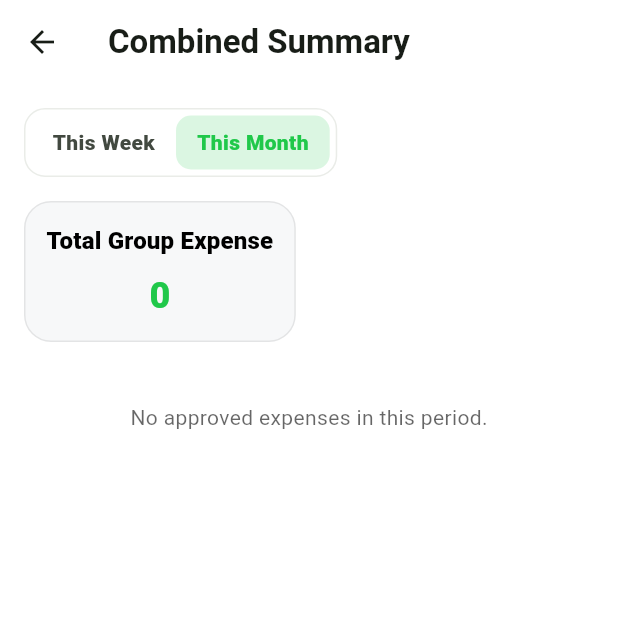
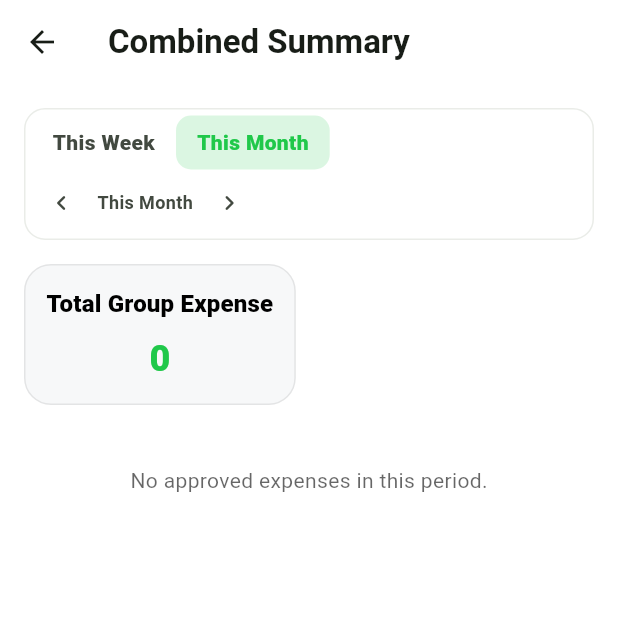
Before and after one commit to jam172002/splitnest, a Flutter app: the GroupCombinedScreen screen opened directly with empty values, on a phone screen of 412 x 824 dp, the top half of it. Run offline on Flutter 3.47's test engine with Material 3 defaults, Android fonts, the phone set to English and light mode, and no system bars; our stand-ins replace app_links, cloud_firestore, firebase_auth, firebase_core, firebase_messaging, fl_chart and 5 more; missing offline and left inert: mobile_scanner; accounts and stored records are empty.

Commit message:
feat: enhance `PeriodSelector` with historical range navigation and date picking
This update transforms the `PeriodSelector` from a simple current-period toggle into a flexible date range navigator, allowing users to browse transaction metrics for any past or future week or month.

**Period Selector Enhancements:**
- **Navigation Controls:** Added previous/next chevron buttons to shift the active period (week or month) by one unit.
- **Arbitrary Date Selection:** The period label is now tappable, opening a native date picker to jump to any specific week or month.
- **Dynamic Labeling:** Implemented `periodLabel` logic to show "This Week/Month" for current periods and formatted date ranges (e.g., "Aug 3 – Aug 9, 2026") for historical data.
- **Anchor-Based Logic:** Refactored `rangeForPeriod` to support an optional anchor date, ensuring consistent boundary calculations across the app.
- **Extended Callbacks:** Added `onLabelChanged` to notify parent screens of the human-readable period string.

**Dashboard & Home Screen Integration:**
- **State Management:** Updated `PersonalHomeScreen` and `GroupDashboardScreen` to track custom date ranges (`_range`) and labels (`_periodLabel`) rather than defaulting to current periods.
- **Real-time Filtering:** Integrated the new `PeriodSelector` callbacks to dynamically recalculate net balances and spending totals based on the navigated period.
- **UI Consistency:** Standardized the display of period-specific metrics across both personal and group views using the new dynamic labels.

**Technical Refinements:**
- **Utility Logic:** Added `_isSameWeek` helper to accurately identify the current calendar week.
- **Formatting:** Integrated `intl` for localized month and date range formatting.
- **UX:** Improved visual density and layout of the `PeriodSelector` to accommodate navigation controls within a compact `Column`.

```diff
--- a/lib/presentation/widgets/period_selector.dart
+++ b/lib/presentation/widgets/period_selector.dart
@@ -1,4 +1,5 @@
 import 'package:flutter/material.dart';
+import 'package:intl/intl.dart';
 
 enum PeriodType { week, month }
 
@@ -12,8 +13,10 @@ class DateRange {
   bool contains(DateTime d) => !d.isBefore(start) && d.isBefore(end);
 }
 
-/// Resolves the current week/month range so every screen that needs
-/// "this week" / "this month" agrees on the same boundaries.
+/// Resolves the week/month range containing [now] (defaults to today) so
+/// every screen that needs "this week" / "this month" — or an arbitrary
+/// past/future week or month, by passing a different anchor — agrees on
+/// the same boundaries.
 DateRange rangeForPeriod(PeriodType type, {DateTime? now}) {
   final today = now ?? DateTime.now();
   if (type == PeriodType.week) {
@@ -27,23 +30,52 @@ DateRange rangeForPeriod(PeriodType type, {DateTime? now}) {
   return DateRange(start, end);
 }
 
-/// Segmented Week/Month control. Defaults to the current period and
-/// reports the resolved [DateRange] via [onChanged] (including once,
+bool _isSameWeek(DateTime a, DateTime b) =>
+    rangeForPeriod(PeriodType.week, now: a).start ==
+    rangeForPeriod(PeriodType.week, now: b).start;
+
+/// Human-readable label for the period of [type] containing [anchor] —
+/// "This Week"/"This Month" when it's the current one, otherwise the
+/// actual date range/month so users can tell which past or future period
+/// they've navigated to.
+String periodLabel(PeriodType type, DateTime anchor) {
+  final now = DateTime.now();
+  if (type == PeriodType.month) {
+    if (anchor.year == now.year && anchor.month == now.month) return 'This Month';
+    return DateFormat('MMMM yyyy').format(anchor);
+  }
+  if (_isSameWeek(anchor, now)) return 'This Week';
+  final range = rangeForPeriod(PeriodType.week, now: anchor);
+  final start = range.start;
+  final end = range.end.subtract(const Duration(days: 1));
+  final startFmt = DateFormat(start.year == end.year ? 'MMM d' : 'MMM d, yyyy').format(start);
+  final endFmt = DateFormat('MMM d, yyyy').format(end);
+  return '$startFmt – $endFmt';
+}
+
+/// Week/Month period picker: "This Week"/"This Month" stay as one-tap
+/// quick options, plus prev/next arrows and a tappable label (opens a date
+/// picker) so any past or future week or month can be selected too.
+/// Reports the resolved [DateRange] via [onChanged] (including once,
 /// immediately after the first frame).
 class PeriodSelector extends StatefulWidget {
   final PeriodType initial;
   final ValueChanged<DateRange> onChanged;
 
-  /// Optional: fires alongside [onChanged] with the raw period type,
-  /// for callers that need to relabel UI (e.g. "This Week" vs "This Month")
-  /// rather than just filter by the resolved date range.
+  /// Optional: fires alongside [onChanged] with the raw period type.
   final ValueChanged<PeriodType>? onTypeChanged;
+
+  /// Optional: fires alongside [onChanged] with a ready-made label
+  /// ("This Week", "Aug 3 – Aug 9, 2026", "This Month", "August 2026", …)
+  /// so callers don't have to duplicate the current-period logic.
+  final ValueChanged<String>? onLabelChanged;
 
   const PeriodSelector({
     super.key,
     this.initial = PeriodType.month,
     required this.onChanged,
     this.onTypeChanged,
+    this.onLabelChanged,
   });
 
   @override
@@ -52,23 +84,54 @@ class PeriodSelector extends StatefulWidget {
 
 class _PeriodSelectorState extends State<PeriodSelector> {
   late PeriodType _type;
+  late DateTime _anchor;
 
   @override
   void initState() {
     super.initState();
     _type = widget.initial;
+    _anchor = DateTime.now();
     WidgetsBinding.instance.addPostFrameCallback((_) {
-      if (!mounted) return;
-      widget.onChanged(rangeForPeriod(_type));
-      widget.onTypeChanged?.call(_type);
+      if (mounted) _fire();
     });
   }
 
-  void _select(PeriodType t) {
-    if (t == _type) return;
-    setState(() => _type = t);
-    widget.onChanged(rangeForPeriod(t));
-    widget.onTypeChanged?.call(t);
+  void _fire() {
+    widget.onChanged(rangeForPeriod(_type, now: _anchor));
+    widget.onTypeChanged?.call(_type);
+    widget.onLabelChanged?.call(periodLabel(_type, _anchor));
+  }
+
+  // "This Week" / "This Month" quick options: always jump back to the
+  // current period of that type.
+  void _selectQuick(PeriodType t) {
+    setState(() {
+      _type = t;
+      _anchor = DateTime.now();
+    });
+    _fire();
+  }
+
+  void _shift(int delta) {
+    setState(() {
+      _anchor = _type == PeriodType.week
+          ? _anchor.add(Duration(days: 7 * delta))
+          : DateTime(_anchor.year, _anchor.month + delta, 1);
+    });
+    _fire();
+  }
+
+  Future<void> _pickDate() async {
+    final picked = await showDatePicker(
+      context: context,
+      initialDate: _anchor,
+      firstDate: DateTime(2015),
+      lastDate: DateTime.now().add(const Duration(days: 365 * 3)),
+      helpText: _type == PeriodType.week ? 'Pick any day in the week' : 'Pick any day in the month',
+    );
+    if (picked == null) return;
+    setState(() => _anchor = picked);
+    _fire();
   }
 
   @override
@@ -80,11 +143,53 @@ class _PeriodSelectorState extends State<PeriodSelector> {
         borderRadius: BorderRadius.circular(14),
         border: Border.all(color: cs.outlineVariant.withValues(alpha: 0.35)),
       ),
-      child: Row(
+      child: Column(
         mainAxisSize: MainAxisSize.min,
+        crossAxisAlignment: CrossAxisAlignment.stretch,
         children: [
-          _segment(context, 'This Week', PeriodType.week),
-          _segment(context, 'This Month', PeriodType.month),
+          Row(
+            mainAxisSize: MainAxisSize.min,
+            children: [
+              _segment(context, 'This Week', PeriodType.week),
+              _segment(context, 'This Month', PeriodType.month),
+            ],
+          ),
+          const SizedBox(height: 2),
+          Row(
+            mainAxisSize: MainAxisSize.min,
+            children: [
+              IconButton(
+                visualDensity: VisualDensity.compact,
+                onPressed: () => _shift(-1),
+                icon: const Icon(Icons.chevron_left_rounded, size: 20),
+              ),
+              Flexible(
+                child: InkWell(
+                  borderRadius: BorderRadius.circular(8),
+                  onTap: _pickDate,
+                  child: Padding(
+                    padding: const EdgeInsets.symmetric(horizontal: 4, vertical: 4),
+                    child: Text(
+                      periodLabel(_type, _anchor),
+                      textAlign: TextAlign.center,
+                      maxLines: 1,
+                      overflow: TextOverflow.ellipsis,
+                      style: TextStyle(
+                        fontWeight: FontWeight.w700,
+                        fontSize: 12,
+                        color: cs.onSurfaceVariant,
+                      ),
+                    ),
+                  ),
+                ),
+              ),
+              IconButton(
+                visualDensity: VisualDensity.compact,
+                onPressed: () => _shift(1),
+                icon: const Icon(Icons.chevron_right_rounded, size: 20),
+              ),
+            ],
+          ),
         ],
       ),
     );
@@ -95,7 +200,7 @@ class _PeriodSelectorState extends State<PeriodSelector> {
     final selected = _type == t;
     return InkWell(
       borderRadius: BorderRadius.circular(10),
-      onTap: () => _select(t),
+      onTap: () => _selectQuick(t),
       child: Container(
         padding: const EdgeInsets.symmetric(horizontal: 14, vertical: 8),
         decoration: BoxDecoration(
```
Also changed, not shown: lib/presentation/screens/group/group_dashboard_screen.dart (+6 -3 lines), lib/presentation/screens/personal/personal_home_screen.dart (+16 -4 lines).
